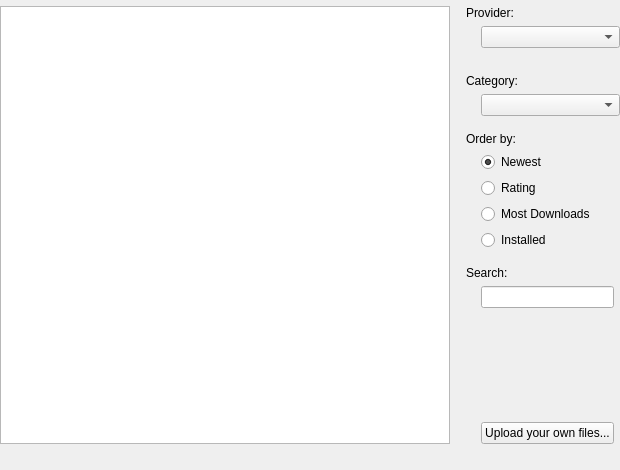
Old version of the form knewstuff/knewstuff3/downloaddialog.ui in the repository KDE/kdelibs.
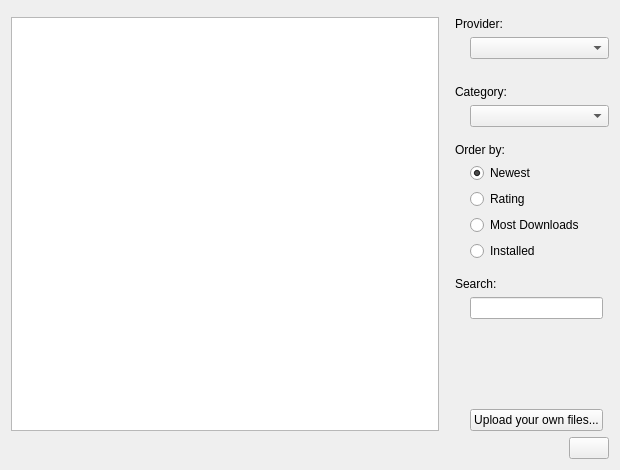
New version of the form. Custom widgets are drawn as their Qt base class.

Commit message: remove ktitlewidget from widget, only show it when used as dialog put close button in the same line as progress bar again to save space

```diff
--- a/knewstuff/knewstuff3/downloaddialog.ui
+++ b/knewstuff/knewstuff3/downloaddialog.ui
@@ -10,16 +10,13 @@
     <height>470</height>
    </rect>
   </property>
-  <layout class="QGridLayout" name="gridLayout_3">
-   <property name="margin">
-    <number>0</number>
-   </property>
-   <item row="0" column="0" colspan="2">
+  <layout class="QVBoxLayout" name="verticalLayout">
+   <item>
     <widget class="KTitleWidget" name="m_titleWidget"/>
    </item>
-   <item row="1" column="0" colspan="2">
-    <layout class="QGridLayout" name="gridLayout">
-     <item row="1" column="0" colspan="3">
+   <item>
+    <layout class="QHBoxLayout" name="horizontalLayout_2">
+     <item>
       <widget class="QListView" name="m_listView">
        <property name="sizePolicy">
         <sizepolicy hsizetype="Expanding" vsizetype="Expanding">
@@ -35,7 +32,7 @@
        </property>
       </widget>
      </item>
-     <item row="1" column="3">
+     <item>
       <layout class="QGridLayout" name="gridLayout_2">
        <property name="leftMargin">
         <number>10</number>
@@ -229,7 +226,11 @@
        </item>
       </layout>
      </item>
-     <item row="4" column="0" colspan="3">
+    </layout>
+   </item>
+   <item>
+    <layout class="QHBoxLayout" name="horizontalLayout">
+     <item>
       <widget class="KNS3::ProgressIndicator" name="progressIndicator">
        <property name="sizePolicy">
         <sizepolicy hsizetype="Expanding" vsizetype="Minimum">
@@ -260,8 +261,8 @@
        </property>
       </widget>
      </item>
-     <item row="4" column="3">
-      <layout class="QHBoxLayout" name="horizontalLayout_2"/>
+     <item>
+      <widget class="KPushButton" name="closeButton"/>
      </item>
     </layout>
    </item>
@@ -273,6 +274,11 @@
    <extends>QWidget</extends>
    <header>ktitlewidget.h</header>
   </customwidget>
+  <customwidget>
+   <class>KPushButton</class>
+   <extends>QPushButton</extends>
+   <header>kpushbutton.h</header>
+  </customwidget>
   <customwidget>
    <class>KLineEdit</class>
    <extends>QLineEdit</extends>
```
The commit also changes 3 other files.
